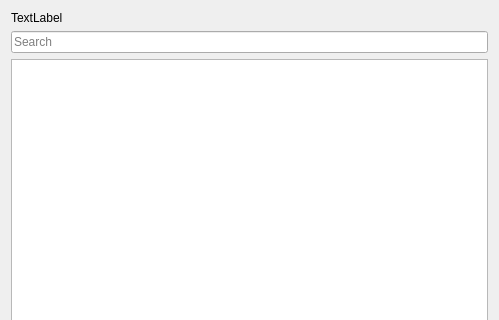
Qt form registrationdialog.ui (llob/kronos) before a commit; both pictures show x 0 to 499 and y 0 to 320 of the 499 by 572 pixel window.
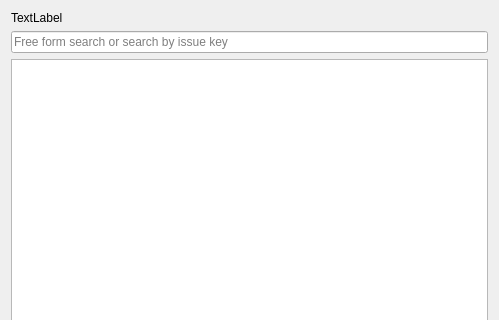
The same form after that commit.

The edit to the form file:
```diff
--- a/registrationdialog.ui
+++ b/registrationdialog.ui
@@ -27,7 +27,7 @@
    <item>
     <widget class="QLineEdit" name="searchLineEdit">
      <property name="placeholderText">
-      <string>Search</string>
+      <string>Free form search or search by issue key</string>
      </property>
     </widget>
    </item>
```
Left out of the diff: 2 changed lines with no effect on the pictures.
